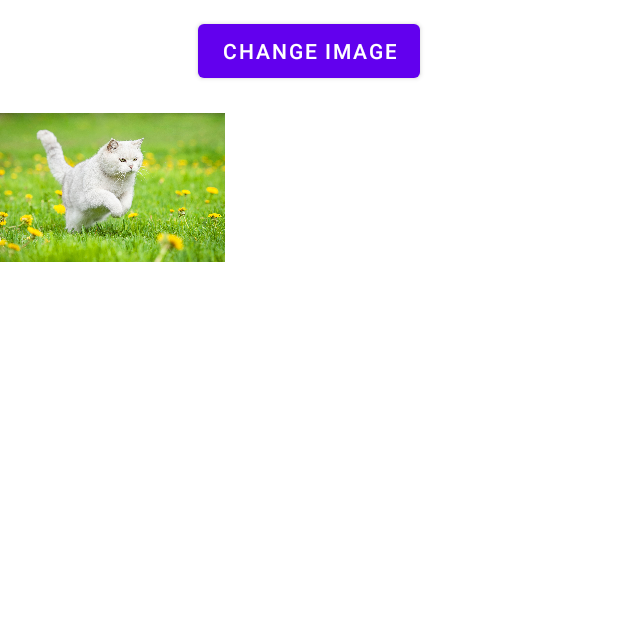
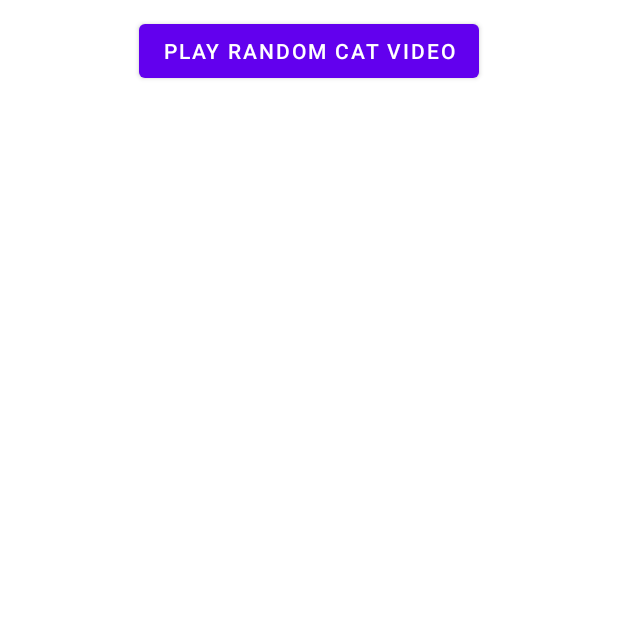
Before and after one commit to raystatic/ZoomPanView, an Android app: the screen it shows after launch (MainActivity), on a phone screen of 412 x 824 dp, the top half of it. Run offline under Robolectric (Android 15) with nearby library versions, the phone set to English and light mode, and no system bars; libraries missing offline, so code that uses them is left out: androidx.palette.graphics.

Commit message:
video support added for zoompan view

```diff
--- a/app/src/main/java/com/example/zoompanimageview/MainActivity.kt
+++ b/app/src/main/java/com/example/zoompanimageview/MainActivity.kt
@@ -1,5 +1,6 @@
 package com.example.zoompanimageview
 
+import android.net.Uri
 import android.os.Bundle
 import androidx.appcompat.app.AppCompatActivity
 import androidx.core.content.ContextCompat
@@ -15,22 +16,30 @@ class MainActivity : AppCompatActivity() {
         binding = ActivityMainBinding.inflate(layoutInflater)
         setContentView(binding.root)
 
-        val images = listOf(
-            R.drawable.cat,
-            R.drawable.cat1,
-            R.drawable.cat2,
-            R.drawable.cat3,
-            R.drawable.cat4,
-            R.drawable.cat5,
-            R.drawable.cat6,
-            R.drawable.cat7,
-            R.drawable.cat8,
-            R.drawable.cat9
+//        val images = listOf(
+//            R.drawable.cat,
+//            R.drawable.cat1,
+//            R.drawable.cat2,
+//            R.drawable.cat3,
+//            R.drawable.cat4,
+//            R.drawable.cat5,
+//            R.drawable.cat6,
+//            R.drawable.cat7,
+//            R.drawable.cat8,
+//            R.drawable.cat9
+//        )
+
+        val videos = listOf(
+            R.raw.cat1,
+            R.raw.cat2,
+            R.raw.cat3,
+            R.raw.cat4,
         )
 
+
         binding.btn.setOnClickListener {
-            binding.zoomPanView.setImage(image = ContextCompat.getDrawable(this, images.random()), true)
+            val uri = Uri.parse("android.resource://" + packageName + "/" + videos.random())
+            binding.zoomPanView.setVideo(uri, true)
         }
-
     }
 }
--- a/app/src/main/res/layout/activity_main.xml
+++ b/app/src/main/res/layout/activity_main.xml
@@ -10,7 +10,7 @@
         android:id="@+id/btn"
         android:layout_width="wrap_content"
         android:layout_height="wrap_content"
-        android:text="Change Image"
+        android:text="Play Random Cat Video"
         android:layout_centerHorizontal="true"
         android:layout_marginTop="10dp"
         android:layout_gravity="center_horizontal" />
@@ -21,7 +21,6 @@
         android:layout_height="match_parent"
         app:showGradientBackground="false"
         android:paddingTop="50dp"
-        app:image="@drawable/cat"
         android:clipToPadding="false"/>
 
 </FrameLayout>
--- a/zoom-pan-view/build.gradle
+++ b/zoom-pan-view/build.gradle
@@ -55,7 +55,7 @@ afterEvaluate {
 
                 groupId = 'com.github.raystatic'
                 artifactId = 'zoom-pan-view'
-                version = '1.0.0'
+                version = '1.2.0'
             }
         }
     }
--- a/zoom-pan-view/src/main/res/layout/layout_zoom_pan_view.xml
+++ b/zoom-pan-view/src/main/res/layout/layout_zoom_pan_view.xml
@@ -8,6 +8,15 @@
         android:layout_width="150dp"
         android:layout_height="150dp"
         android:minWidth="100dp"
-        android:minHeight="100dp" />
+        android:minHeight="100dp"
+        android:visibility="gone"/>
+
+    <com.raystatic.zoom_pan_view.ZoomPanVideoView
+        android:id="@+id/video"
+        android:layout_width="150dp"
+        android:layout_height="150dp"
+        android:minWidth="100dp"
+        android:minHeight="100dp"
+        android:visibility="gone"/>
 
 </FrameLayout>
```
Also changed, not shown: zoom-pan-view/src/main/java/com/raystatic/zoom_pan_view/ZoomPanVideoView.kt (added, +143 -0 lines), zoom-pan-view/src/main/java/com/raystatic/zoom_pan_view/ZoomPanView.kt (+67 -9 lines), 4 other files.
